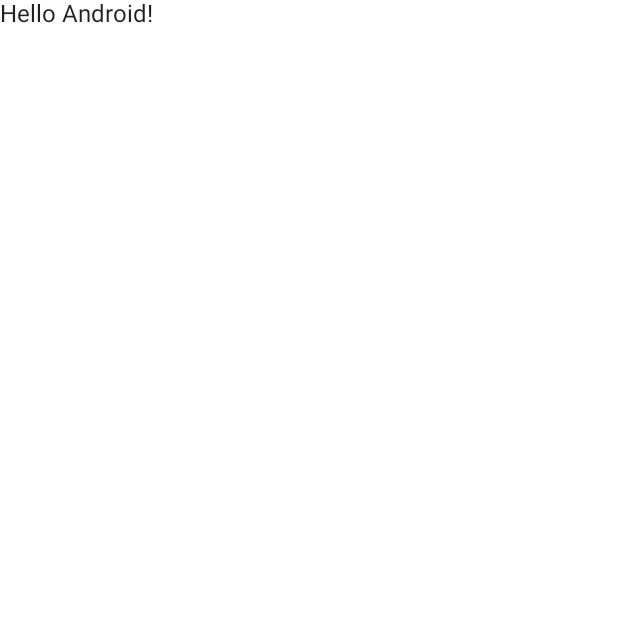
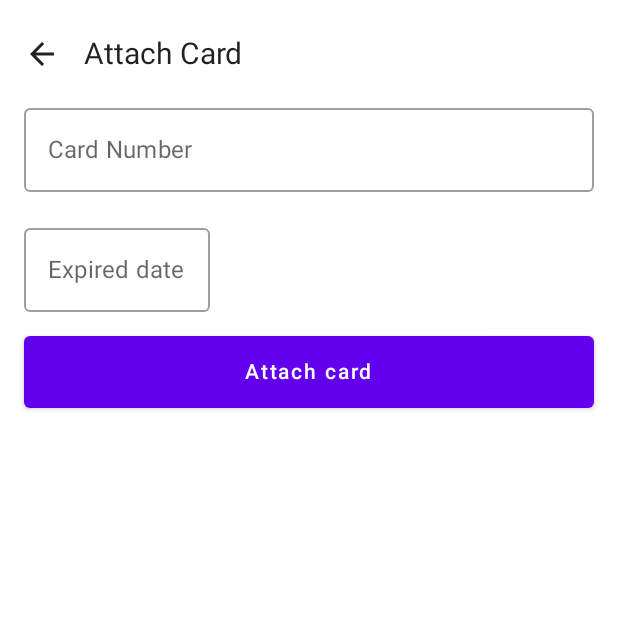
Before and after one commit to behruzbahromzoda97/CreditCardMask, an Android app built with Jetpack Compose: the screen it shows after launch (MainActivity), on a phone screen of 412 x 824 dp, the top half of it. Before the commit the part shown is almost empty. Run offline under Robolectric (Android 15) with nearby library versions, the phone set to English and light mode, and no system bars.

Commit message:
credit mask library in compose was created

```diff
--- /dev/null
+++ b/CreditCardMask/src/main/AndroidManifest.xml
@@ -0,0 +1,5 @@
+<?xml version="1.0" encoding="utf-8"?>
+<manifest xmlns:android="http://schemas.android.com/apk/res/android"
+    package="tj.behruz.creditcardmask">
+
+</manifest>
--- /dev/null
+++ b/CreditCardMask/src/main/java/tj/behruz/creditcardmask/main/CardNumberMask.kt
@@ -0,0 +1,48 @@
+package tj.behruz.creditcardmask.main
+
+import androidx.compose.ui.text.AnnotatedString
+import androidx.compose.ui.text.input.OffsetMapping
+import androidx.compose.ui.text.input.TransformedText
+import androidx.compose.ui.text.input.VisualTransformation
+
+/**
+This helper class for creating mask to text field in Jetpack Compose
+As @params please set separator for mask
+@Default format is XXXX XXXX XXXX XXXX
+ **/
+
+
+class CardNumberMask(private val separator: String = " ") : VisualTransformation {
+    override fun filter(text: AnnotatedString): TransformedText {
+        return makeCardNumberFilter(text, separator)
+    }
+
+    private fun makeCardNumberFilter(text: AnnotatedString, separator: String): TransformedText {
+        val formatOfMask = if (text.text.length >= 16) text.text.substring(0..15) else text.text
+        var out = ""
+        for (i in formatOfMask.indices) {
+            out += formatOfMask[i]
+            if (i == 3 || i == 7 || i == 11) out += separator
+        }
+
+        val offsetMapping = object : OffsetMapping {
+            override fun originalToTransformed(offset: Int): Int {
+                return if (offset <= 3) offset
+                else if (offset <= 7) offset + 1
+                else if (offset <= 11) offset + 2
+                else if (offset <= 16) offset + 3
+                else 19
+            }
+
+            override fun transformedToOriginal(offset: Int): Int {
+                return if (offset <= 4) offset
+                else if (offset <= 9) offset - 1
+                else if (offset <= 14) offset - 2
+                else if (offset <= 19) offset - 3
+                else 16
+            }
+        }
+
+        return TransformedText(AnnotatedString(out), offsetMapping)
+    }
+}
--- /dev/null
+++ b/CreditCardMask/src/main/java/tj/behruz/creditcardmask/main/ExpiredCardDateMask.kt
@@ -0,0 +1,35 @@
+package tj.behruz.creditcardmask.main
+
+import androidx.compose.ui.text.AnnotatedString
+import androidx.compose.ui.text.input.OffsetMapping
+import androidx.compose.ui.text.input.TransformedText
+import androidx.compose.ui.text.input.VisualTransformation
+
+class ExpiredCardDateMask(private val separator: String = "/") : VisualTransformation {
+
+    override fun filter(text: AnnotatedString): TransformedText {
+        val expiredCardDate = if (text.text.length >= 4) text.text.substring(0..3) else text.text
+        var out = ""
+        for (i in expiredCardDate.indices) {
+            out += expiredCardDate[i]
+            if (i == 1) out += separator
+        }
+
+        val offsetMapping = object : OffsetMapping {
+            override fun originalToTransformed(offset: Int): Int {
+                if (offset <= 1) return offset
+                if (offset <= 4) return offset + 1
+                return 5
+            }
+
+            override fun transformedToOriginal(offset: Int): Int {
+                if (offset <= 2) return offset
+                if (offset <= 5) return offset - 1
+                return 4
+            }
+
+
+        }
+        return TransformedText(AnnotatedString(out), offsetMapping)
+    }
+}
--- a/app/build.gradle
+++ b/app/build.gradle
@@ -59,4 +59,5 @@ dependencies {
     androidTestImplementation "androidx.compose.ui:ui-test-junit4:$compose_version"
     debugImplementation "androidx.compose.ui:ui-tooling:$compose_version"
     debugImplementation "androidx.compose.ui:ui-test-manifest:$compose_version"
+    implementation project(':CreditCardMask')
 }
--- a/app/src/main/java/tj/behruz/creditcardmask/MainActivity.kt
+++ b/app/src/main/java/tj/behruz/creditcardmask/MainActivity.kt
@@ -1,15 +1,25 @@
 package tj.behruz.creditcardmask
 
 import android.os.Bundle
+import android.widget.Toast
 import androidx.activity.ComponentActivity
 import androidx.activity.compose.setContent
-import androidx.compose.foundation.layout.fillMaxSize
-import androidx.compose.material.MaterialTheme
-import androidx.compose.material.Surface
-import androidx.compose.material.Text
-import androidx.compose.runtime.Composable
+import androidx.compose.foundation.clickable
+import androidx.compose.foundation.layout.*
+import androidx.compose.foundation.text.KeyboardOptions
+import androidx.compose.material.*
+import androidx.compose.material.icons.Icons
+import androidx.compose.material.icons.filled.ArrowBack
+import androidx.compose.runtime.*
 import androidx.compose.ui.Modifier
+import androidx.compose.ui.platform.LocalContext
+import androidx.compose.ui.res.stringResource
+import androidx.compose.ui.text.input.KeyboardType
 import androidx.compose.ui.tooling.preview.Preview
+import androidx.compose.ui.unit.dp
+import androidx.compose.ui.unit.sp
+import tj.behruz.creditcardmask.main.CardNumberMask
+import tj.behruz.creditcardmask.main.ExpiredCardDateMask
 import tj.behruz.creditcardmask.ui.theme.CreditCardMaskTheme
 
 class MainActivity : ComponentActivity() {
@@ -22,7 +32,7 @@ class MainActivity : ComponentActivity() {
                     modifier = Modifier.fillMaxSize(),
                     color = MaterialTheme.colors.background
                 ) {
-                    Greeting("Android")
+                    AddCardScreen()
                 }
             }
         }
@@ -30,14 +40,92 @@ class MainActivity : ComponentActivity() {
 }
 
 @Composable
-fun Greeting(name: String) {
-    Text(text = "Hello $name!")
-}
+fun AddCardScreen() {
+    val context = LocalContext.current
+    var cardNumber by remember {
+        mutableStateOf("")
+    }
+    var expiredData by remember {
+        mutableStateOf("")
+    }
+    Scaffold(topBar = {
+        Row(
+            modifier = Modifier
+                .fillMaxWidth()
+                .padding(top = 24.dp),
+            horizontalArrangement = Arrangement.SpaceBetween
+        ) {
+            Icon(
+                imageVector = Icons.Default.ArrowBack,
+                contentDescription = "backICon",
+                modifier = Modifier
+                    .padding(start = 16.dp)
+                    .clickable {
+                        Toast
+                            .makeText(context, "navigateBack", Toast.LENGTH_LONG)
+                            .show()
+                    })
+            Text(
+                text = "Attach Card",
+                fontSize = 20.sp,
+                modifier = Modifier
+                    .fillMaxWidth()
+                    .padding(start = 16.dp)
+            )
+        }
+    }) {
+        Column(modifier = Modifier.fillMaxWidth()) {
+            OutlinedTextField(
+                value = cardNumber,
+                onValueChange = { userInput ->
+                    if (userInput.length <= 16) {
+                        cardNumber = userInput
+                    }
+                },
+                keyboardOptions = KeyboardOptions.Default.copy(
+                    keyboardType = KeyboardType.Number
+                ),
+                visualTransformation = CardNumberMask(" "),
+                label = {
+                    Text(text = stringResource(R.string.card_number))
+                },
+                modifier = Modifier
+                    .fillMaxWidth()
+                    .padding(16.dp)
+            )
 
-@Preview(showBackground = true)
-@Composable
-fun DefaultPreview() {
-    CreditCardMaskTheme {
-        Greeting("Android")
+            OutlinedTextField(
+                value = expiredData,
+                onValueChange = { expired ->
+                    if (expired.length <= 4) {
+                        expiredData = expired
+                    }
+
+                },
+                keyboardOptions = KeyboardOptions.Default.copy(
+                    keyboardType = KeyboardType.Number
+                ),
+                visualTransformation = ExpiredCardDateMask("/"),
+                modifier = Modifier
+                    .width(140.dp)
+                    .padding(start = 16.dp),
+                label = {
+                    Text(text = stringResource(R.string.expired_date))
+                }
+
+            )
+
+            Box(
+                modifier = Modifier
+                    .fillMaxWidth()
+                    .padding(16.dp)
+            ) {
+                Button(modifier = Modifier
+                    .fillMaxWidth()
+                    .height(48.dp), onClick = { }) {
+                    Text(text = "Attach card")
+                }
+            }
+        }
     }
 }
--- a/app/src/main/res/values/strings.xml
+++ b/app/src/main/res/values/strings.xml
@@ -1,3 +1,5 @@
 <resources>
     <string name="app_name">CreditCardMask</string>
+    <string name="expired_date">Expired date</string>
+    <string name="card_number">Card Number</string>
 </resources>
--- a/build.gradle
+++ b/build.gradle
@@ -6,7 +6,7 @@ buildscript {
 plugins {
     id 'com.android.application' version '7.2.1' apply false
     id 'com.android.library' version '7.2.1' apply false
-    id 'org.jetbrains.kotlin.android' version '1.5.31' apply false
+    id 'org.jetbrains.kotlin.android' version '1.7.0' apply false
 }
 
 task clean(type: Delete) {
--- a/settings.gradle
+++ b/settings.gradle
@@ -14,3 +14,4 @@ dependencyResolutionManagement {
 }
 rootProject.name = "CreditCardMask"
 include ':app'
+include ':CreditCardMask'
```
Also changed, not shown: CreditCardMask/build.gradle (added, +48 -0 lines), 5 other files.
